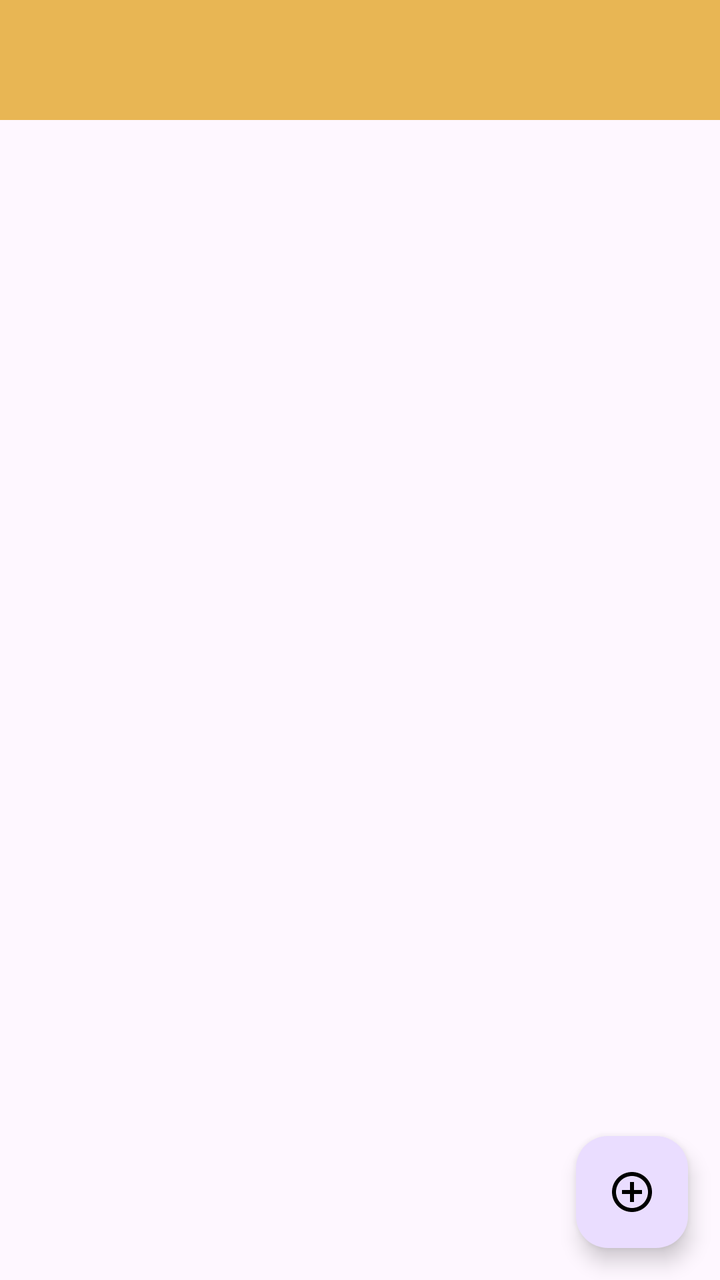
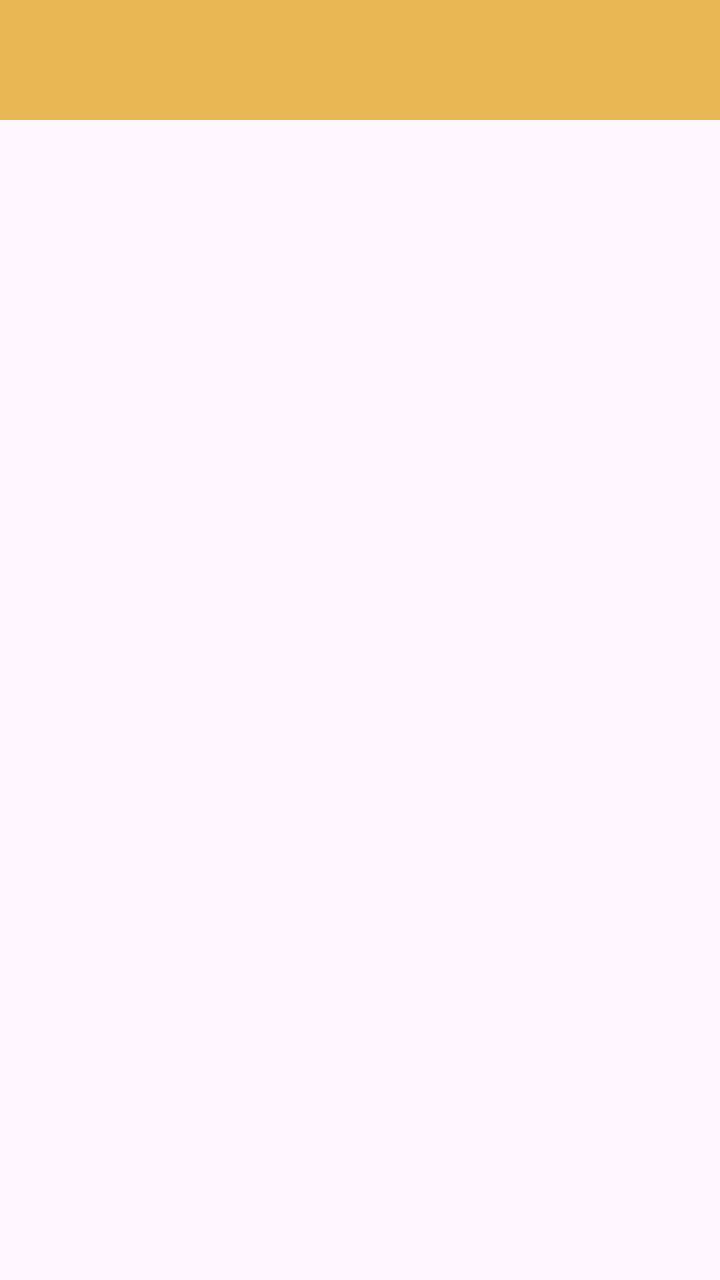

The first picture is an Android layout as it rendered before a commit; the second is the same layout after the commit. The layout source and the unified diff follow.
<!-- AndroidManifest.xml: application theme Theme.EinkaufslisteAndroid -->
<!-- res/layout/activity_main.xml -->
<?xml version="1.0" encoding="utf-8"?>
<androidx.drawerlayout.widget.DrawerLayout xmlns:android="http://schemas.android.com/apk/res/android"
    xmlns:app="http://schemas.android.com/apk/res-auto"
    xmlns:tools="http://schemas.android.com/tools"
    android:id="@+id/sideMenuLayout"
    android:layout_width="match_parent"
    android:layout_height="match_parent"
    tools:openDrawer="start"
    android:fitsSystemWindows="true"
    tools:context=".MainActivity">

    
    <FrameLayout
        android:layout_width="match_parent"
        android:layout_height="match_parent">

        
        <LinearLayout
            android:id="@+id/navigation_view"
            android:layout_width="match_parent"
            android:layout_height="match_parent"
            android:orientation="vertical">

            <androidx.appcompat.widget.Toolbar
                android:id="@+id/toolBar"
                android:layout_width="match_parent"
                android:layout_height="60dp"
                android:background="#E8B654"
                android:theme="@style/ThemeOverlay.AppCompat.Dark.ActionBar"
                android:popupTheme="@style/ThemeOverlay.AppCompat.Light" />

            <FrameLayout
                android:id="@+id/fragment_container_view_tag"
                android:layout_width="match_parent"
                android:layout_height="match_parent" />
        </LinearLayout>

        
        <com.google.android.material.floatingactionbutton.FloatingActionButton
            android:id="@+id/add_button"
            android:layout_width="wrap_content"
            android:layout_height="wrap_content"
            android:layout_gravity="bottom|end"
            android:layout_margin="16dp"
            android:src="@drawable/add_icon"
            app:tint="@android:color/black"
            android:contentDescription="@string/produkt_hinzuf_gen" />
    </FrameLayout>

    
    <com.google.android.material.navigation.NavigationView
        android:id="@+id/nav_view"
        android:layout_width="wrap_content"
        android:layout_height="match_parent"
        android:layout_gravity="start"
        app:menu="@menu/nav_menu"
        app:headerLayout="@layout/nav_header" />

</androidx.drawerlayout.widget.DrawerLayout>
<!-- res/layout/nav_header.xml (included above) -->
<?xml version="1.0" encoding="utf-8"?>
<LinearLayout xmlns:android="http://schemas.android.com/apk/res/android"
    android:layout_width="match_parent"
    android:layout_height="200dp"
    android:gravity="bottom"
    android:orientation="vertical"
    android:paddingStart="10sp"
    android:paddingEnd="10sp"
    android:theme="@style/ThemeOverlay.AppCompat.Dark">

    <LinearLayout
        android:layout_width="match_parent"
        android:layout_height="wrap_content"
        android:orientation="horizontal"
        android:gravity="center_vertical"
        android:layout_marginStart="5dp"
        >

        <ImageView
            android:id="@+id/profileImage"
            android:layout_width="120dp"
            android:layout_height="120dp"
            android:layout_marginBottom="8dp"
            android:scaleType="centerCrop"
            android:src="@drawable/default_user_icon"
            android:contentDescription="@string/profile_image_description" />

        
        <TextView
            android:id="@+id/sideMenuUsername"
            android:layout_width="0dp"
            android:layout_height="wrap_content"
            android:layout_weight="1"
            android:ellipsize="end"
            android:maxLines="1"
            android:text="@string/name_user"
            android:textColor="@color/black"
            android:textSize="18sp"
            android:textStyle="bold"
            android:paddingStart="8dp"
            android:paddingEnd="8dp" />

        <ImageButton
            android:id="@+id/editSideMenuUsernameButton"
            android:layout_width="45dp"
            android:layout_height="45dp"
            android:background="?attr/selectableItemBackgroundBorderless"
            android:contentDescription="@string/profil_bearbeiten"
            android:src="@drawable/edit_icon" />
    </LinearLayout>

    <TextView
        android:id="@+id/nutzerNameSlideshow"
        android:layout_width="wrap_content"
        android:layout_height="wrap_content"
        android:text="@string/e_mail_des_users"
        android:textColor="@color/black"
        android:textSize="18sp"
        android:layout_marginStart="10dp"
        />

</LinearLayout>
<!-- resources referenced by this layout -->
<resources>
  <color name="black">#FF000000</color>
  <!-- drawable add_icon (drawable) -->
  <vector xmlns:android="http://schemas.android.com/apk/res/android" android:height="24dp" android:tint="#000000" android:viewportHeight="24" android:viewportWidth="24" android:width="24dp">
        
      <path android:fillColor="@android:color/white" android:pathData="M13,7h-2v4L7,11v2h4v4h2v-4h4v-2h-4L13,7zM12,2C6.48,2 2,6.48 2,12s4.48,10 10,10 10,-4.48 10,-10S17.52,2 12,2zM12,20c-4.41,0 -8,-3.59 -8,-8s3.59,-8 8,-8 8,3.59 8,8 -3.59,8 -8,8z"/>
      
  </vector>
  <!-- drawable default_user_icon (drawable) -->
  <vector xmlns:android="http://schemas.android.com/apk/res/android" android:height="24dp" android:tint="#000000" android:viewportHeight="24" android:viewportWidth="24" android:width="24dp">
        
      <path android:fillColor="@android:color/white" android:pathData="M12,2C6.48,2 2,6.48 2,12s4.48,10 10,10s10,-4.48 10,-10S17.52,2 12,2zM12,6c1.93,0 3.5,1.57 3.5,3.5S13.93,13 12,13s-3.5,-1.57 -3.5,-3.5S10.07,6 12,6zM12,20c-2.03,0 -4.43,-0.82 -6.14,-2.88C7.55,15.8 9.68,15 12,15s4.45,0.8 6.14,2.12C16.43,19.18 14.03,20 12,20z"/>
      
  </vector>
  <!-- drawable edit_icon (drawable) -->
  <vector xmlns:android="http://schemas.android.com/apk/res/android" android:height="24dp" android:tint="#000000" android:viewportHeight="24" android:viewportWidth="24" android:width="24dp">
        
      <path android:fillColor="@android:color/white" android:pathData="M3,17.25l0,3.75l3.75,0l11.06,-11.06l-3.75,-3.75z"/>
        
      <path android:fillColor="@android:color/white" android:pathData="M20.71,5.63l-2.34,-2.34c-0.39,-0.39 -1.02,-0.39 -1.41,0l-1.83,1.83l3.75,3.75l1.83,-1.83C21.1,6.65 21.1,6.02 20.71,5.63z"/>
      
  </vector>
  <string name="e_mail_des_users">E-Mail des Users</string>
  <string name="name_user">Name User</string>
  <string name="produkt_hinzuf_gen">Produkt hinzufügen</string>
  <string name="profil_bearbeiten">Profil bearbeiten</string>
  <string name="profile_image_description">Bild des Users aus Firebase/Google-Account</string>
  <style name="Theme.EinkaufslisteAndroid" parent="Base.Theme.EinkaufslisteAndroid" />
  <style name="Base.Theme.EinkaufslisteAndroid" parent="Theme.Material3.DayNight.NoActionBar">
          
          
          <item name="android:textColor">@color/black</item>
      </style>
</resources>

<!-- the commit's change to res/layout/activity_main.xml (unified diff, before → after) -->
@@ -35,16 +35,6 @@
                 android:layout_height="match_parent" />
         </LinearLayout>
 
-        
-        <com.google.android.material.floatingactionbutton.FloatingActionButton
-            android:id="@+id/add_button"
-            android:layout_width="wrap_content"
-            android:layout_height="wrap_content"
-            android:layout_gravity="bottom|end"
-            android:layout_margin="16dp"
-            android:src="@drawable/add_icon"
-            app:tint="@android:color/black"
-            android:contentDescription="@string/produkt_hinzuf_gen" />
     </FrameLayout>
 
     
<!-- resource entries referenced after the edit -->
@@ -1,12 +1,6 @@
 <!-- resources referenced by this layout -->
 <resources>
   <color name="black">#FF000000</color>
-  <!-- drawable add_icon (drawable) -->
-  <vector xmlns:android="http://schemas.android.com/apk/res/android" android:height="24dp" android:tint="#000000" android:viewportHeight="24" android:viewportWidth="24" android:width="24dp">
-        
-      <path android:fillColor="@android:color/white" android:pathData="M13,7h-2v4L7,11v2h4v4h2v-4h4v-2h-4L13,7zM12,2C6.48,2 2,6.48 2,12s4.48,10 10,10 10,-4.48 10,-10S17.52,2 12,2zM12,20c-4.41,0 -8,-3.59 -8,-8s3.59,-8 8,-8 8,3.59 8,8 -3.59,8 -8,8z"/>
-      
-  </vector>
   <!-- drawable default_user_icon (drawable) -->
   <vector xmlns:android="http://schemas.android.com/apk/res/android" android:height="24dp" android:tint="#000000" android:viewportHeight="24" android:viewportWidth="24" android:width="24dp">
         
@@ -23,7 +17,6 @@
   </vector>
   <string name="e_mail_des_users">E-Mail des Users</string>
   <string name="name_user">Name User</string>
-  <string name="produkt_hinzuf_gen">Produkt hinzufügen</string>
   <string name="profil_bearbeiten">Profil bearbeiten</string>
   <string name="profile_image_description">Bild des Users aus Firebase/Google-Account</string>
   <style name="Theme.EinkaufslisteAndroid" parent="Base.Theme.EinkaufslisteAndroid" />
